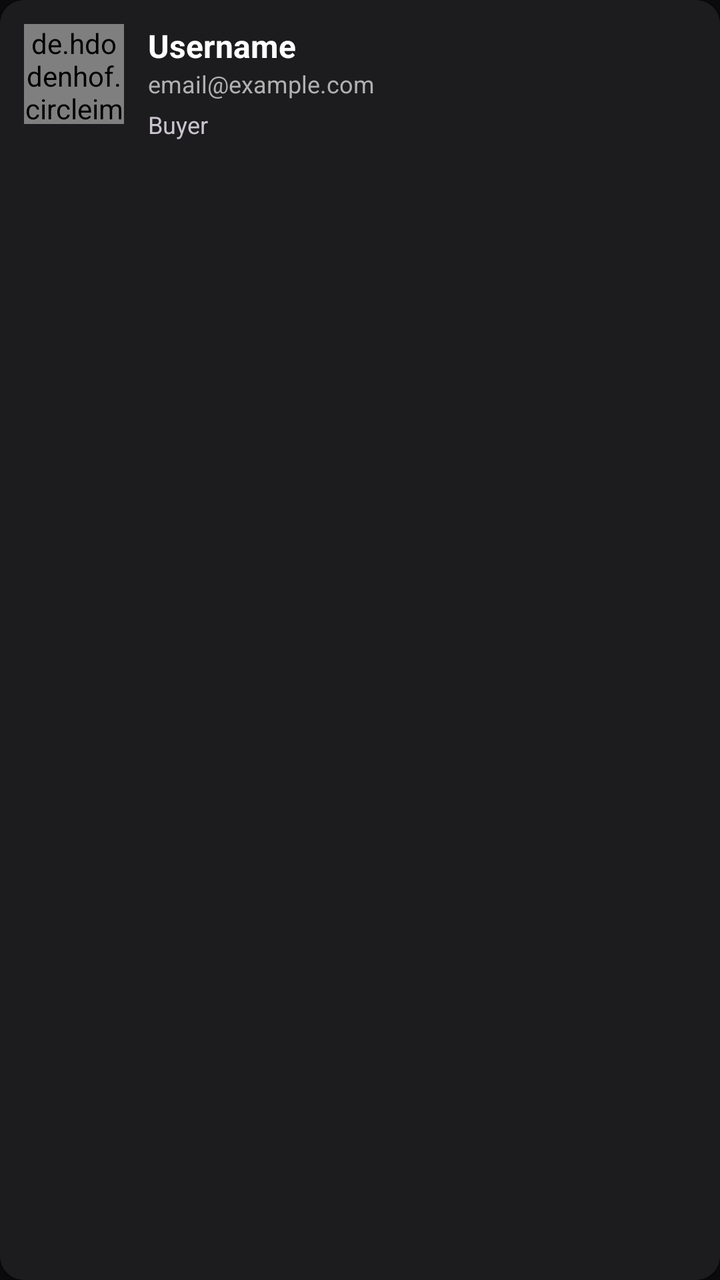
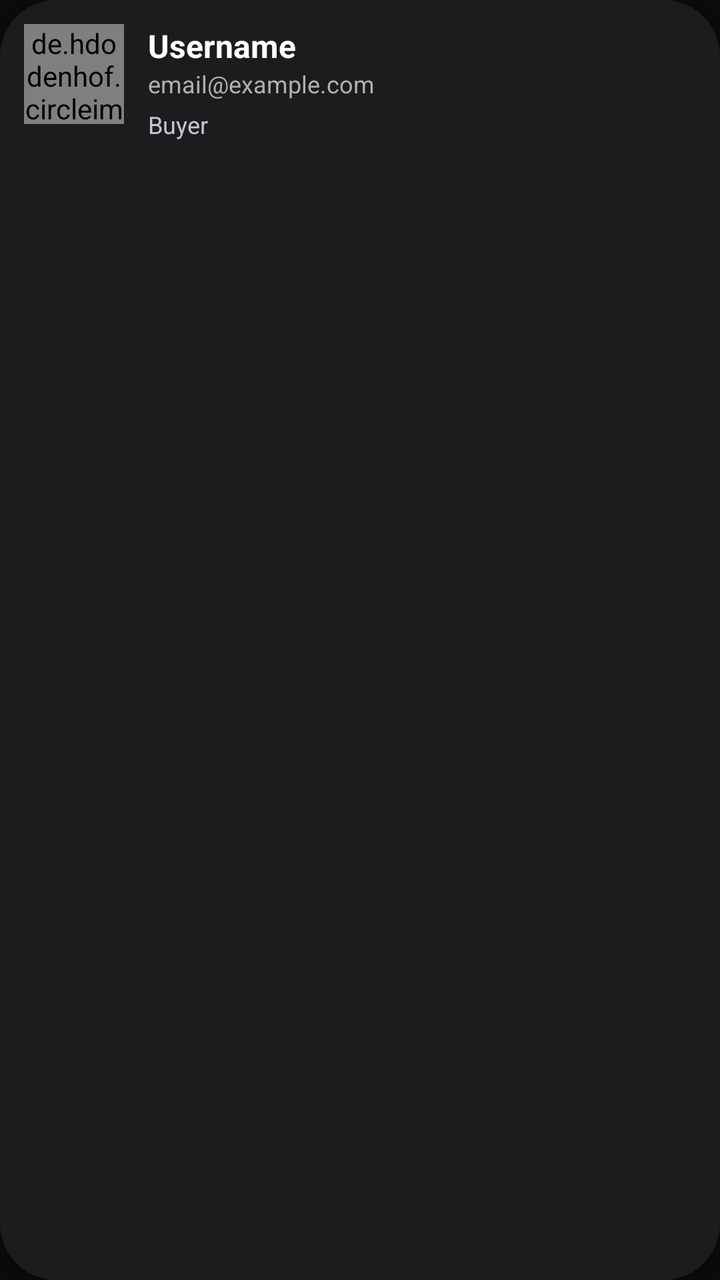

Two renders of the same Android screen: before a commit and after it. Below are the layout's source before the change and the commit's diff.
<!-- AndroidManifest.xml: application theme Theme.BeatHouse.Splash -->
<!-- res/layout/item_user.xml -->
<?xml version="1.0" encoding="utf-8"?>
<com.google.android.material.card.MaterialCardView
    xmlns:android="http://schemas.android.com/apk/res/android"
    xmlns:app="http://schemas.android.com/apk/res-auto"
    android:layout_width="match_parent"
    android:layout_height="wrap_content"
    android:layout_margin="8dp"
    app:cardCornerRadius="12dp"
    app:cardElevation="2dp"
    app:cardBackgroundColor="@color/surface_container">

    <LinearLayout
        android:layout_width="match_parent"
        android:layout_height="wrap_content"
        android:orientation="horizontal"
        android:padding="12dp">

        <de.hdodenhof.circleimageview.CircleImageView
            android:id="@+id/ivAvatar"
            android:layout_width="50dp"
            android:layout_height="50dp"
            android:src="@drawable/ic_profile_placeholder" />

        <LinearLayout
            android:layout_width="0dp"
            android:layout_height="wrap_content"
            android:layout_weight="1"
            android:orientation="vertical"
            android:layout_marginStart="12dp">

            <TextView
                android:id="@+id/tvUsername"
                android:layout_width="wrap_content"
                android:layout_height="wrap_content"
                android:text="Username"
                android:textColor="@color/on_surface"
                android:textSize="16sp"
                android:textStyle="bold" />

            <TextView
                android:id="@+id/tvEmail"
                android:layout_width="wrap_content"
                android:layout_height="wrap_content"
                android:text="email@example.com"
                android:textColor="@color/on_surface_variant"
                android:textSize="12sp" />

            <TextView
                android:id="@+id/tvRole"
                android:layout_width="wrap_content"
                android:layout_height="wrap_content"
                android:layout_marginTop="4dp"
                android:text="Buyer"
                android:textSize="12sp" />

        </LinearLayout>

        <com.google.android.material.button.MaterialButton
            android:id="@+id/btnFollow"
            android:layout_width="wrap_content"
            android:layout_height="40dp"
            android:text="Follow"
            android:textSize="12sp"
            app:cornerRadius="20dp"
            style="@style/Widget.Material3.Button.OutlinedButton"
            android:visibility="gone" />

    </LinearLayout>

</com.google.android.material.card.MaterialCardView>
<!-- resources referenced by this layout -->
<resources>
  <color name="on_surface">#FFFFFF</color>
  <color name="on_surface_variant">#B0B0B0</color>
  <color name="surface_container">#1C1C1E</color>
  <!-- drawable ic_profile_placeholder (drawable) -->
  <vector xmlns:android="http://schemas.android.com/apk/res/android"
      android:width="64dp"
      android:height="64dp"
      android:viewportWidth="24"
      android:viewportHeight="24">
      <path
          android:fillColor="#9E9E9E"
          android:pathData="M12,12c2.21,0 4,-1.79 4,-4s-1.79,-4 -4,-4 -4,1.79 -4,4 1.79,4 4,4zM12,14c-2.67,0 -8,1.34 -8,4v2h16v-2c0,-2.66 -5.33,-4 -8,-4z"/>
  </vector>
  <style name="Theme.BeatHouse.Splash" parent="Theme.BeatHouse">
          <item name="android:windowBackground">@color/background</item>
      </style>
  <color name="background">#0B0B0D</color>
  <color name="primary">#2DCE89</color>
  <color name="primary_container">#004D40</color>
  <color name="on_primary">#FFFFFF</color>
  <color name="secondary">#8E8E93</color>
  <color name="secondary_container">#1C1C1E</color>
  <color name="on_secondary">#FFFFFF</color>
  <color name="error">#FF453A</color>
  <color name="error_container">#330000</color>
  <color name="surface">#121214</color>
  <color name="surface_variant">#1A1A1C</color>
  <color name="outline">#1C1C1E</color>
  <style name="Widget.BeatHouse.Button" parent="Widget.Material3.Button">
          <item name="android:textSize">16sp</item>
          <item name="android:textStyle">bold</item>
          <item name="cornerRadius">12dp</item>
          <item name="iconGravity">textStart</item>
          <item name="iconPadding">8dp</item>
          <item name="android:insetTop">4dp</item>
          <item name="android:insetBottom">4dp</item>
          <item name="backgroundTint">@color/primary</item>
          <item name="android:textColor">@color/on_primary</item>
      </style>
  <style name="Widget.BeatHouse.Card" parent="Widget.Material3.CardView.Elevated">
          <item name="cardCornerRadius">16dp</item>
          <item name="cardElevation">0dp</item>
          <item name="strokeColor">@color/outline</item>
          <item name="strokeWidth">1dp</item>
          <item name="cardBackgroundColor">@color/surface_container</item>
      </style>
  <style name="Widget.BeatHouse.BottomNavigation" parent="Widget.Material3.BottomNavigationView">
          <item name="itemIconTint">@color/bottom_nav_icon_tint</item>
          <item name="itemTextColor">@color/bottom_nav_text_tint</item>
          <item name="itemBackground">@color/surface</item>
          <item name="android:background">@color/surface</item>
          <item name="elevation">0dp</item>
          <item name="itemPaddingTop">12dp</item>
          <item name="itemPaddingBottom">12dp</item>
      </style>
  <style name="Widget.BeatHouse.AppBarLayout" parent="Widget.Material3.AppBarLayout">
          <item name="android:background">@color/surface</item>
          <item name="backgroundTint">@color/surface</item>
      </style>
  <style name="Widget.BeatHouse.Chip" parent="Widget.Material3.Chip.Filter">
          <item name="chipCornerRadius">12dp</item>
          <item name="chipStrokeColor">@color/outline</item>
          <item name="chipStrokeWidth">1dp</item>
          <item name="android:textColor">@color/on_surface_variant</item>
          <item name="chipBackgroundColor">@color/surface_container</item>
          <item name="checkedIconTint">@color/primary</item>
          <item name="android:textSize">14sp</item>
      </style>
  <!-- unchanged entries left out for length: 2 -->
</resources>

<!-- the commit's change to res/layout/item_user.xml (unified diff, before → after) -->
@@ -5,7 +5,7 @@
     android:layout_width="match_parent"
     android:layout_height="wrap_content"
     android:layout_margin="8dp"
-    app:cardCornerRadius="12dp"
+    style="@style/Widget.BeatHouse.Card"
     app:cardElevation="2dp"
     app:cardBackgroundColor="@color/surface_container">
 
<!-- resource entries referenced after the edit -->
@@ -17,8 +17,8 @@
           <item name="android:windowBackground">@color/background</item>
       </style>
   <color name="background">#0B0B0D</color>
-  <color name="primary">#2DCE89</color>
-  <color name="primary_container">#004D40</color>
+  <color name="primary">#C71585</color>
+  <color name="primary_container">#4D0033</color>
   <color name="on_primary">#FFFFFF</color>
   <color name="secondary">#8E8E93</color>
   <color name="secondary_container">#1C1C1E</color>
@@ -31,7 +31,7 @@
   <style name="Widget.BeatHouse.Button" parent="Widget.Material3.Button">
           <item name="android:textSize">16sp</item>
           <item name="android:textStyle">bold</item>
-          <item name="cornerRadius">12dp</item>
+          <item name="cornerRadius">24dp</item>
           <item name="iconGravity">textStart</item>
           <item name="iconPadding">8dp</item>
           <item name="android:insetTop">4dp</item>
@@ -40,7 +40,7 @@
           <item name="android:textColor">@color/on_primary</item>
       </style>
   <style name="Widget.BeatHouse.Card" parent="Widget.Material3.CardView.Elevated">
-          <item name="cardCornerRadius">16dp</item>
+          <item name="cardCornerRadius">28dp</item>
           <item name="cardElevation">0dp</item>
           <item name="strokeColor">@color/outline</item>
           <item name="strokeWidth">1dp</item>
@@ -49,18 +49,19 @@
   <style name="Widget.BeatHouse.BottomNavigation" parent="Widget.Material3.BottomNavigationView">
           <item name="itemIconTint">@color/bottom_nav_icon_tint</item>
           <item name="itemTextColor">@color/bottom_nav_text_tint</item>
-          <item name="itemBackground">@color/surface</item>
-          <item name="android:background">@color/surface</item>
+          <item name="itemBackground">@android:color/transparent</item>
+          <item name="android:background">@android:color/transparent</item>
           <item name="elevation">0dp</item>
           <item name="itemPaddingTop">12dp</item>
           <item name="itemPaddingBottom">12dp</item>
+          <item name="labelVisibilityMode">unlabeled</item>
       </style>
   <style name="Widget.BeatHouse.AppBarLayout" parent="Widget.Material3.AppBarLayout">
           <item name="android:background">@color/surface</item>
           <item name="backgroundTint">@color/surface</item>
       </style>
   <style name="Widget.BeatHouse.Chip" parent="Widget.Material3.Chip.Filter">
-          <item name="chipCornerRadius">12dp</item>
+          <item name="chipCornerRadius">20dp</item>
           <item name="chipStrokeColor">@color/outline</item>
           <item name="chipStrokeWidth">1dp</item>
           <item name="android:textColor">@color/on_surface_variant</item>
